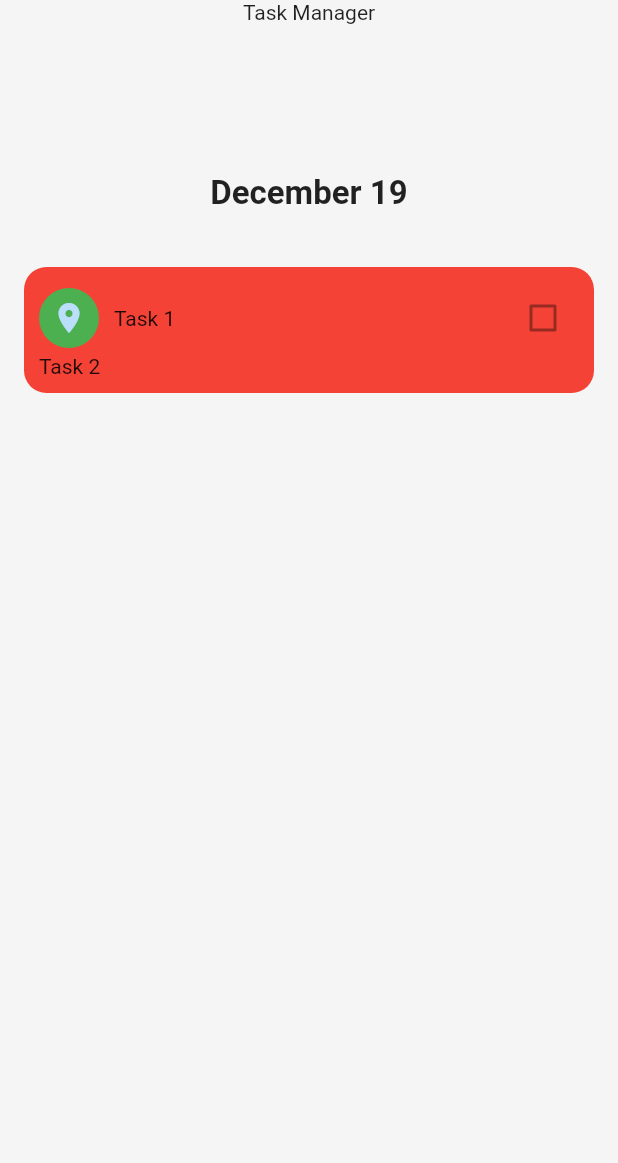
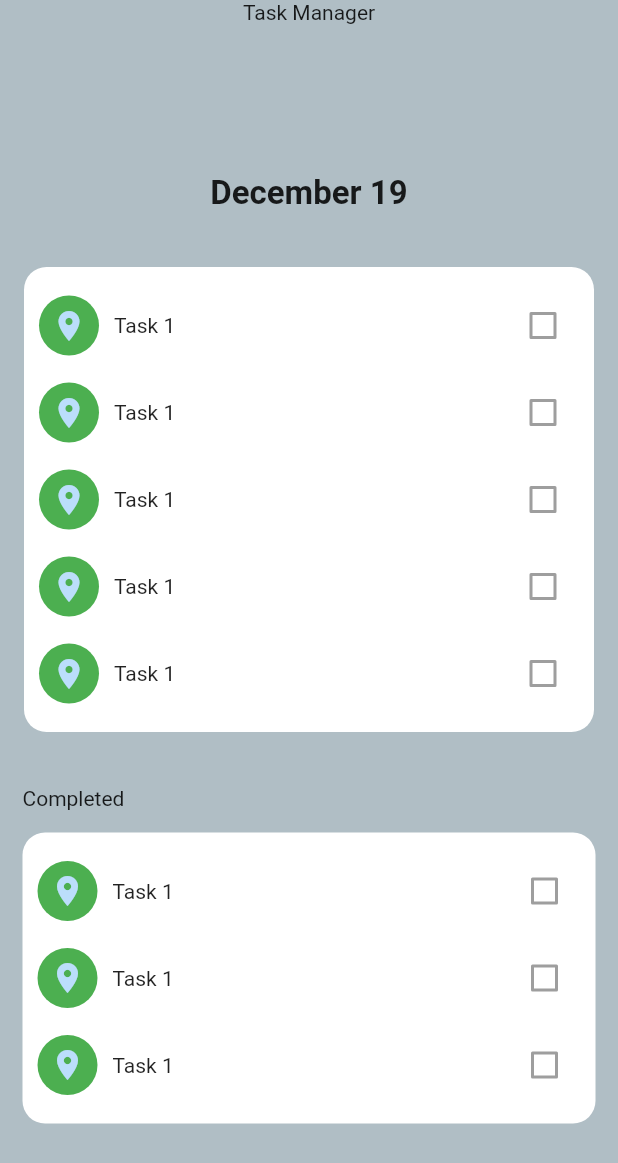
Before and after one commit to shameelsadaka/devfest22_task_manager, a Flutter app: the screen it shows after launch, on a phone screen of 412 x 824 dp. Shown: the top 1163 px of the screen. Run offline on Flutter 3.47's test engine with Material 2 defaults, Android fonts, the light colour scheme and no system bars.

Commit message:
tasks ready

```diff
--- a/lib/main.dart
+++ b/lib/main.dart
@@ -33,7 +33,7 @@ class HomePage extends StatelessWidget{
   @override
   Widget build(BuildContext context) {
     return Scaffold(
-      backgroundColor: Colors.grey.shade100,
+      backgroundColor: Colors.blueGrey.shade200,
       body: SizedBox.expand(
         child: Column(
           crossAxisAlignment: CrossAxisAlignment.center,
@@ -56,13 +56,65 @@ class HomePage extends StatelessWidget{
                 width: double.infinity,
                 padding: EdgeInsets.all(10),
                 decoration: BoxDecoration(
-                  color: Colors.red,
+                  color: Colors.white,
                   borderRadius: BorderRadius.circular(15)
                 ),
                 child: Column(
                   crossAxisAlignment: CrossAxisAlignment.start,
                   children: [
+                    TaskItem(),
+                    TaskItem(),
+                    TaskItem(),
+                    TaskItem(),
+                    TaskItem(),
+                  ],
+                ),
+              ),
+            ),
+            SizedBox(height: 20),
             Row(
+              children: [
+                Padding(
+                  padding: const EdgeInsets.only(left: 15.0),
+                  child: Text("Completed"),
+                ),
+              ],
+            ),
+            Padding(
+              padding: const EdgeInsets.all(15.0),
+              child: Container(
+                padding: EdgeInsets.all(10),
+                width: double.infinity,
+                decoration: BoxDecoration(
+                  borderRadius: BorderRadius.circular(15),
+                  color: Colors.white
+                ),
+                child: Column(
+                  children: [
+                    TaskItem(),
+                    TaskItem(),
+                    TaskItem(),
+                  ],
+                ),
+              ),
+            )
+          ],
+        ),
+      )
+    );
+  }
+}
+
+class TaskItem extends StatelessWidget {
+  const TaskItem({
+    Key? key,
+  }) : super(key: key);
+
+  @override
+  Widget build(BuildContext context) {
+    return Padding(
+      padding: const EdgeInsets.only(top: 5, bottom: 5),
+      child: Row(
         children: [
           CircleAvatar(
             radius: 20,
@@ -80,14 +132,6 @@ class HomePage extends StatelessWidget{
           )
         ],
       ),
-                    Text("Task 2")
-                  ],
-                ),
-              ),
-            )
-          ],
-        ),
-      )
     );
   }
 }
```
Lines whose indentation alone changed are shown as unchanged.
